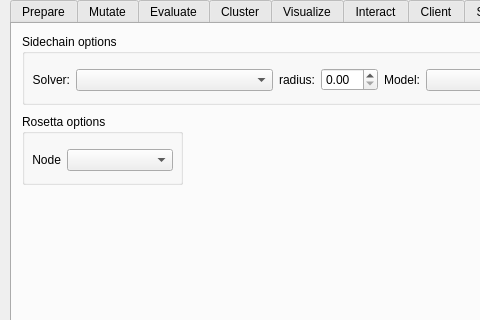
Before: the Qt Designer form src/REvoDesign/UI/REvoDesign.ui in YaoYinYing/REvoDesign, drawn with Qt 5; both pictures show x 0 to 480 and y 91 to 411 of the 660 by 562 pixel window.
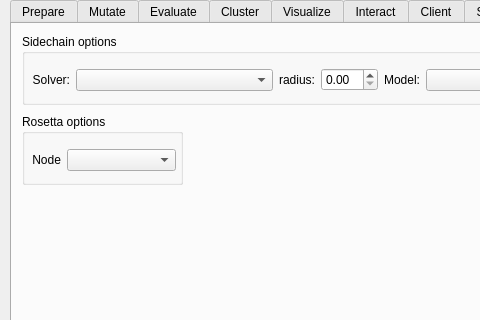
After: the same form once the commit is applied. The open tabs and pages were chosen to show the change.

Commit message: chore:shortcut-config

The edit to the form file:
```diff
--- a/src/REvoDesign/UI/REvoDesign.ui
+++ b/src/REvoDesign/UI/REvoDesign.ui
@@ -4400,7 +4400,7 @@
         <rect>
          <x>10</x>
          <y>30</y>
-         <width>141</width>
+         <width>144</width>
          <height>32</height>
         </rect>
        </property>
```
Left out of the diff: 15 changed lines with no effect on the pictures. The commit also changes 1 other file.
